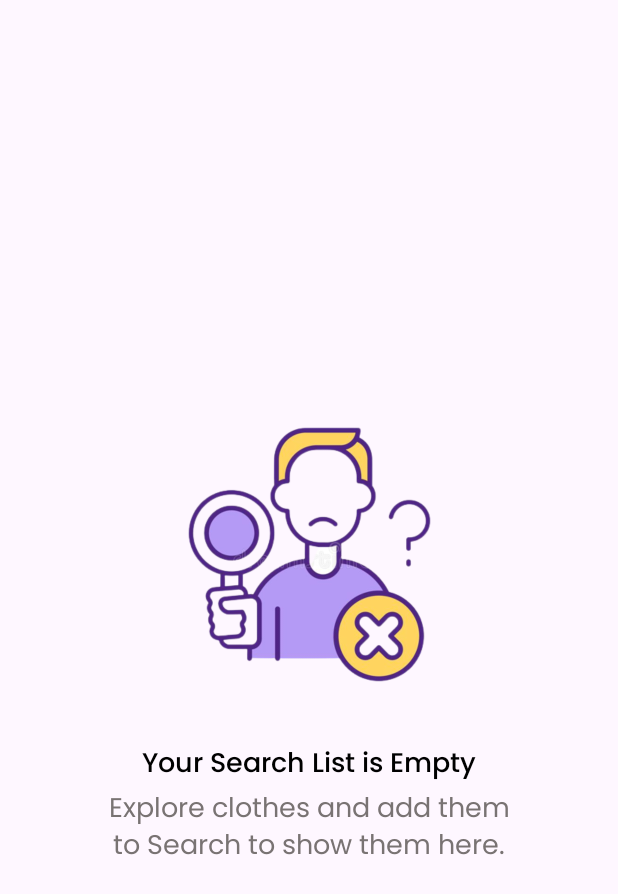
After one commit to devnoorm7md/fake-shope-store, an Android app: the layout empty_search_result.xml on its own in the app's theme, with its tools: preview values and no code run, on a phone screen of 412 x 824 dp. The commit adds this screen. Shown: the top 894 px of the screen. Run offline under Robolectric (Android 15) with nearby library versions, the phone set to English and light mode, and no system bars.

Commit message:
create empty search result ui

```diff
--- /dev/null
+++ b/app/src/main/res/layout/empty_search_result.xml
@@ -0,0 +1,47 @@
+<?xml version="1.0" encoding="utf-8"?>
+<androidx.constraintlayout.widget.ConstraintLayout xmlns:android="http://schemas.android.com/apk/res/android"
+    android:layout_width="match_parent"
+    android:layout_height="match_parent"
+    xmlns:app="http://schemas.android.com/apk/res-auto">
+    <ImageView
+        android:id="@+id/image_empty_search"
+        android:layout_width="250dp"
+        android:layout_height="250dp"
+        android:contentDescription="@string/empty_search_result"
+        android:src="@drawable/empty_search_image"
+        app:layout_constraintVertical_chainStyle="packed"
+        app:layout_constraintBottom_toTopOf="@+id/text_empty_list"
+        app:layout_constraintEnd_toEndOf="parent"
+        app:layout_constraintStart_toStartOf="parent"
+        app:layout_constraintTop_toTopOf="parent" />
+
+    <TextView
+        android:id="@+id/text_empty_list"
+        android:layout_width="wrap_content"
+        android:layout_height="wrap_content"
+        android:fontFamily="@font/poppins_medium"
+        android:gravity="center"
+        android:text="@string/empty_list"
+        android:textColor="@color/black"
+        android:textSize="18sp"
+        app:layout_constraintBottom_toTopOf="@+id/text_empty_details"
+        app:layout_constraintEnd_toEndOf="parent"
+        app:layout_constraintStart_toStartOf="parent"
+        app:layout_constraintTop_toBottomOf="@+id/image_empty_search"/>
+
+    <TextView
+        android:id="@+id/text_empty_details"
+        android:layout_width="wrap_content"
+        android:layout_height="wrap_content"
+        android:fontFamily="@font/poppins_regular"
+        android:lines="2"
+        android:text="@string/description"
+        android:gravity="center"
+        android:textColor="@color/grey"
+        android:textSize="18sp"
+        app:layout_constraintBottom_toBottomOf="parent"
+        app:layout_constraintEnd_toEndOf="parent"
+        app:layout_constraintStart_toStartOf="parent"
+        app:layout_constraintTop_toBottomOf="@+id/text_empty_list" />
+
+</androidx.constraintlayout.widget.ConstraintLayout>
--- a/app/src/main/res/values/strings.xml
+++ b/app/src/main/res/values/strings.xml
@@ -8,4 +8,7 @@
     <string name="favourite">Favourite</string>
     <string name="cart">Cart</string>
     <string name="app_bar_text">What item are you\nlooking for?</string>
+    <string name="empty_search_result">empty search result</string>
+    <string name="empty_list">Your Search List is Empty</string>
+    <string name="description">Explore clothes and add them\nto Search to show them here.</string>
 </resources>
```
Also changed, not shown: app/src/main/res/drawable/empty_search_image.png (added).
